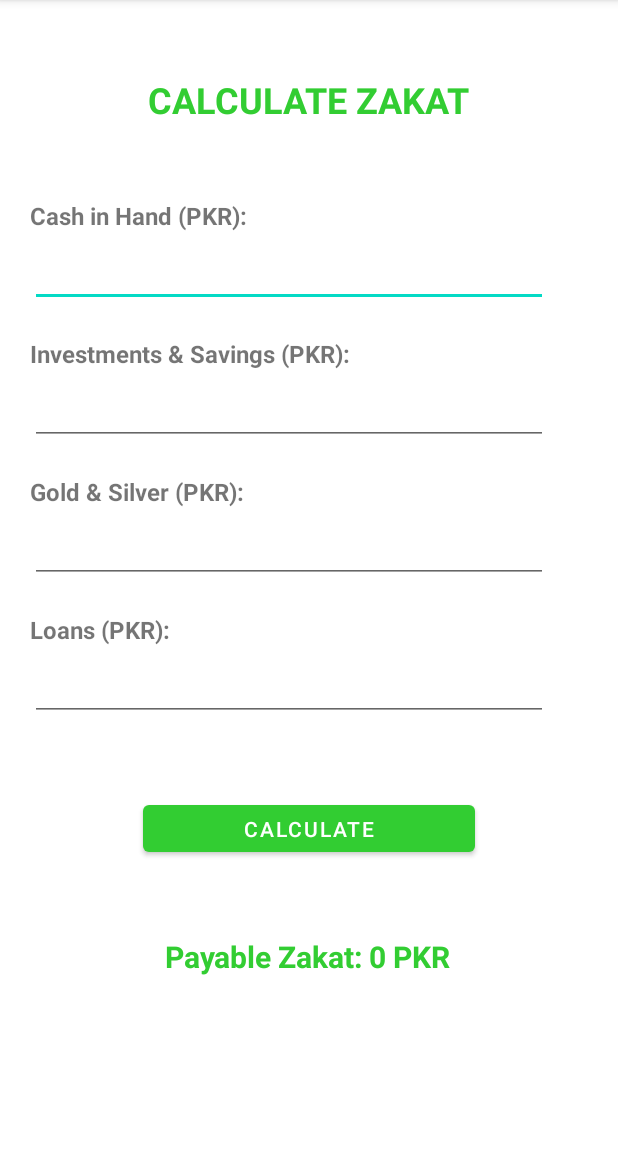
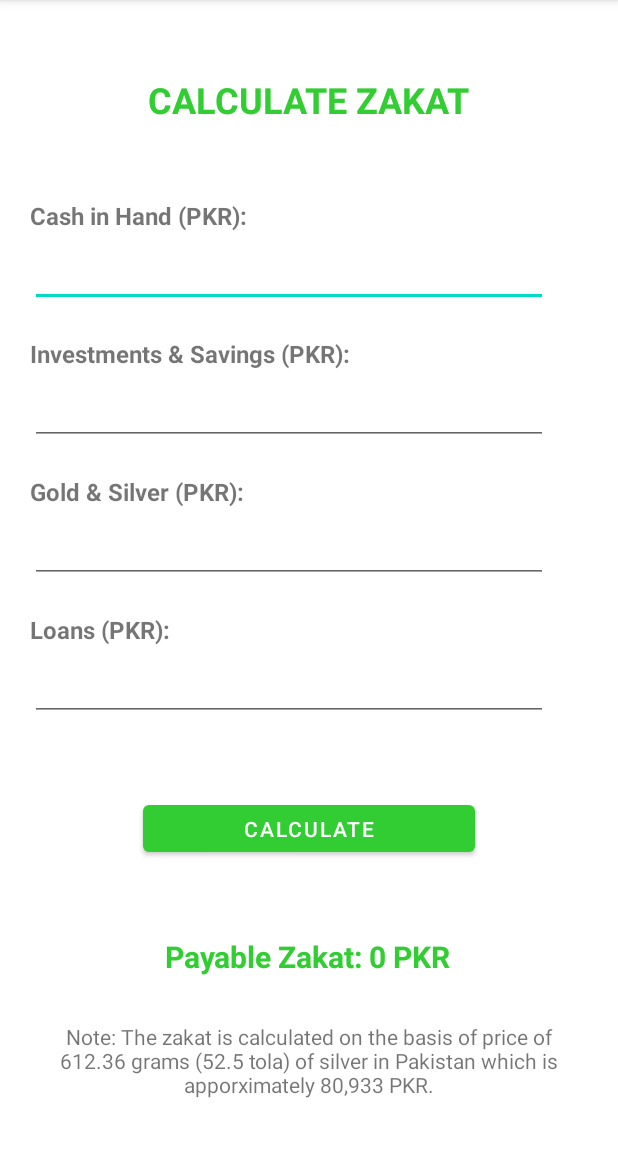
Before and after one commit to rmahmadkhan/zakat-calculator, an Android app: the screen it shows after launch (MainActivity), on a phone screen of 412 x 824 dp, the part 84-1236 px from its top. Run offline under Robolectric (Android 15) with nearby library versions, the phone set to English and light mode, and no system bars.

Commit message:
Added textViewNote

```diff
--- a/app/src/main/res/layout/activity_main.xml
+++ b/app/src/main/res/layout/activity_main.xml
@@ -154,4 +154,17 @@
         app:layout_constraintStart_toStartOf="parent"
         app:layout_constraintTop_toBottomOf="@+id/buttonCalculate" />
 
+    <TextView
+        android:id="@+id/textViewNote"
+        android:layout_width="wrap_content"
+        android:layout_height="wrap_content"
+        android:layout_marginTop="30dp"
+        android:text="Note: The zakat is calculated on the basis of price of 612.36 grams (52.5 tola) of silver in Pakistan which is apporximately 80,933 PKR."
+        android:paddingStart="20dp"
+        android:paddingEnd="20dp"
+        android:textAlignment="center"
+        app:layout_constraintEnd_toEndOf="parent"
+        app:layout_constraintStart_toStartOf="parent"
+        app:layout_constraintTop_toBottomOf="@+id/textViewPayableZakat" />
+
 </androidx.constraintlayout.widget.ConstraintLayout>
```
